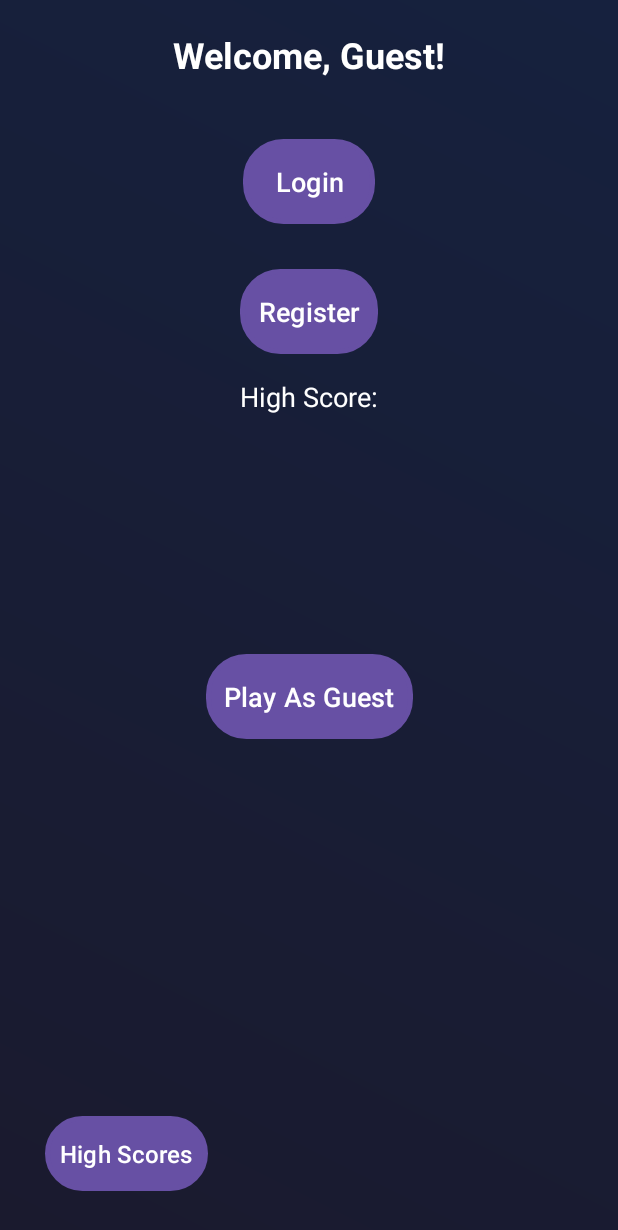
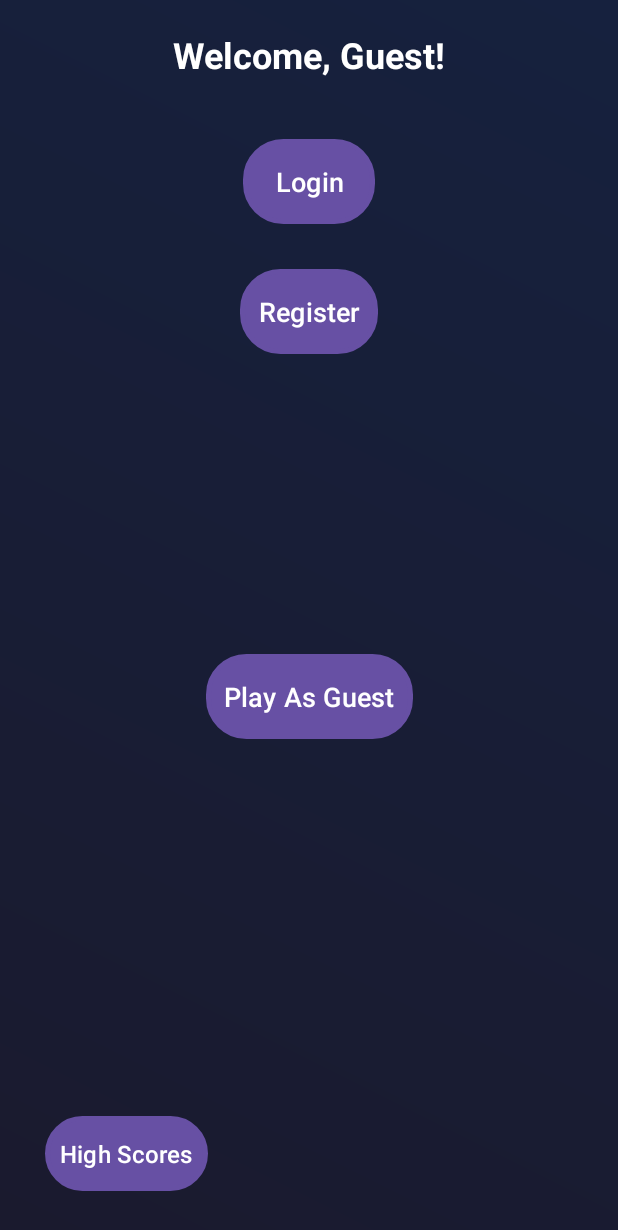
Before and after one commit to Pringnos/bricks, an Android app: the screen it shows after launch (MainActivity), on a phone screen of 412 x 824 dp. Shown: the top 1230 px of the screen. Run offline under Robolectric (Android 15) with nearby library versions, the phone set to English and light mode, and no system bars; our stand-ins replace Firebase (no records; nobody signed in at launch, a user with empty details on screens opened directly).

Commit message:
show high score to logged in users

```diff
--- a/app/src/main/java/com/example/firebase/MainActivity.java
+++ b/app/src/main/java/com/example/firebase/MainActivity.java
@@ -77,7 +77,6 @@ public class MainActivity extends AppCompatActivity implements View.OnClickListe
         highScoreTextView = findViewById(R.id.highScoreTextView);
 
         scoreTextView.setText("Score: " + score);
-        loadHighScore();
 
         // Adjust window insets
         ViewCompat.setOnApplyWindowInsetsListener(findViewById(R.id.main), (v, insets) -> {
@@ -113,6 +112,8 @@ public class MainActivity extends AppCompatActivity implements View.OnClickListe
             loginButton.setVisibility(View.GONE);
             registerButton.setVisibility(View.GONE);
             logoutButton.setVisibility(View.VISIBLE);
+
+            loadHighScore();
         } else {
             welcomeTextView.setText(getString(R.string.welcome_guest));
             scoreTextView.setVisibility(View.GONE);
@@ -121,6 +122,8 @@ public class MainActivity extends AppCompatActivity implements View.OnClickListe
             loginButton.setVisibility(View.VISIBLE);
             registerButton.setVisibility(View.VISIBLE);
             logoutButton.setVisibility(View.GONE);
+
+            highScoreTextView.setVisibility(View.GONE);
         }
     }
 
```
